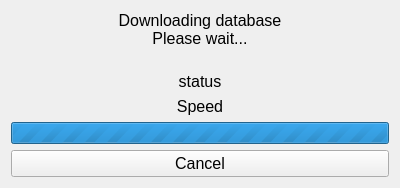
Old version of the form src/download_db_window.ui in the repository vbrizgamnk/Artemis.
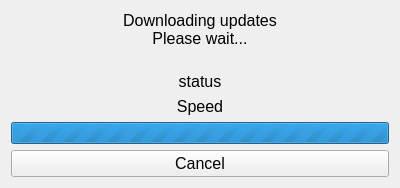
New version of the form. Icons and pictures are not drawn.

```diff
--- a/src/download_db_window.ui
+++ b/src/download_db_window.ui
@@ -7,7 +7,7 @@
     <x>0</x>
     <y>0</y>
     <width>400</width>
-    <height>160</height>
+    <height>185</height>
    </rect>
   </property>
   <property name="windowTitle">
@@ -29,7 +29,7 @@
       </font>
      </property>
      <property name="text">
-      <string>Downloading database
+      <string>Downloading updates
 Please wait...
 </string>
      </property>
```
Left out of the diff: 4 changed lines with no effect on the pictures.
